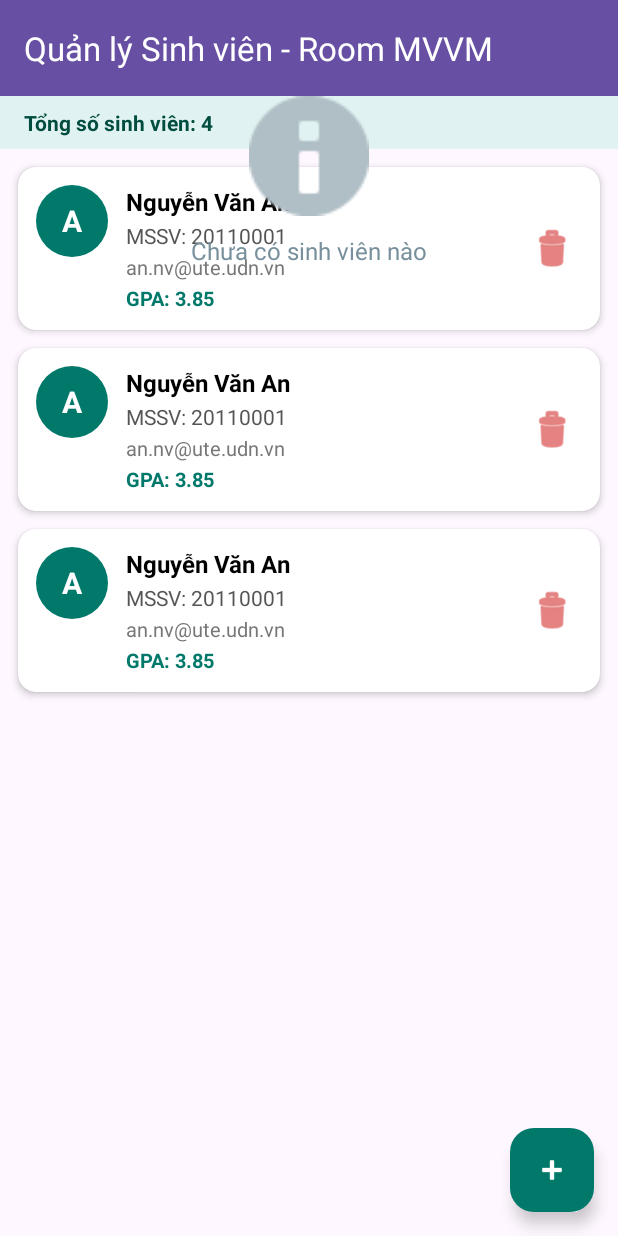
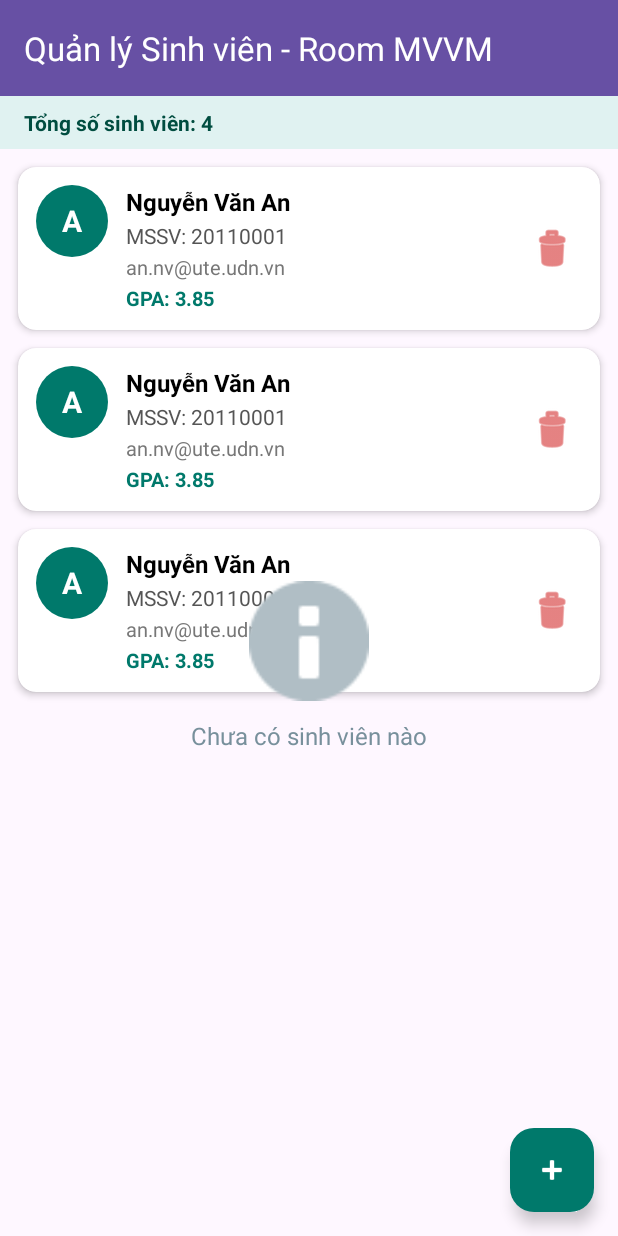
Before and after one commit to river-com/BaiTap_LTLTDD, an Android app: the layout fragment_student_list.xml on its own in the app's theme, with its tools: preview values and no code run, on a phone screen of 412 x 824 dp. Run offline under Robolectric (Android 15) with nearby library versions, the phone set to English and light mode, and no system bars.

Commit message:
fix(ui): correct student list layout constraints

```diff
--- a/StudentMVVM/app/src/main/res/layout/fragment_student_list.xml
+++ b/StudentMVVM/app/src/main/res/layout/fragment_student_list.xml
@@ -43,7 +43,9 @@
             android:layout_height="0dp"
             android:clipToPadding="false"
             android:paddingVertical="6dp"
-            app:layout_bottom_toBottomOf="parent"
+            app:layout_constraintBottom_toBottomOf="parent"
+            app:layout_constraintEnd_toEndOf="parent"
+            app:layout_constraintStart_toStartOf="parent"
             app:layout_constraintTop_toBottomOf="@+id/tvStudentCountBadge"
             tools:listitem="@layout/item_student_room" />
 
@@ -54,7 +56,7 @@
             android:gravity="center"
             android:orientation="vertical"
             android:visibility="gone"
-            app:layout_bottom_toBottomOf="parent"
+            app:layout_constraintBottom_toBottomOf="parent"
             app:layout_constraintEnd_toEndOf="parent"
             app:layout_constraintStart_toStartOf="parent"
             app:layout_constraintTop_toTopOf="parent"
```
